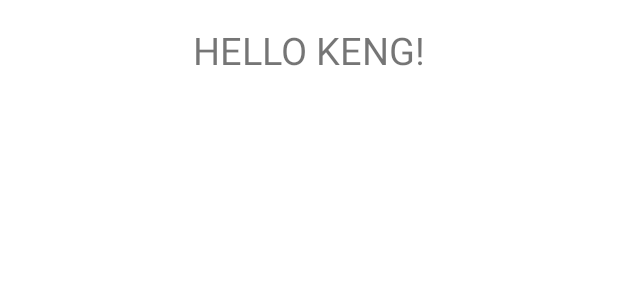
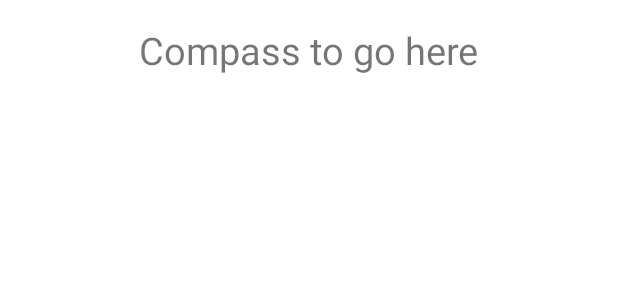
Before and after one commit to 11Keng11/Linking, an Android app: the layout compass_bottom_sheet_layout.xml on its own in the app's theme, with its tools: preview values and no code run, on a phone screen of 412 x 824 dp. Shown: the top 300 px of the screen. Run offline under Robolectric (Android 15) with nearby library versions, the light colour scheme and no system bars.

Commit message:
fixed a tiny bug

```diff
--- a/app/src/main/res/layout/compass_bottom_sheet_layout.xml
+++ b/app/src/main/res/layout/compass_bottom_sheet_layout.xml
@@ -10,7 +10,7 @@
     <TextView
         android:layout_width="wrap_content"
         android:layout_height="wrap_content"
-        android:text="HELLO KENG!"
+        android:text="Compass to go here"
         android:textSize="25sp" />
 
 </LinearLayout>
```
